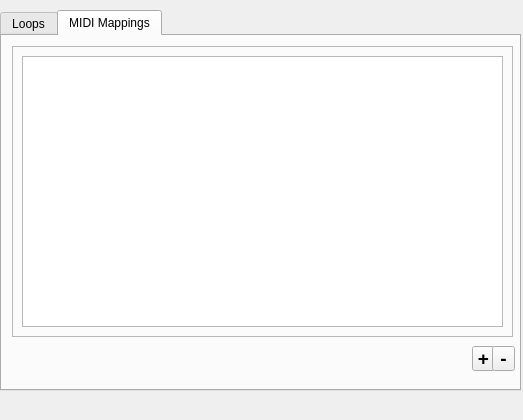
This is src/GUI/jack_midi_looper_gui/looper.ui in jtotto/sooper-jack-midi-looper as Qt 5 draws it before an edit. The edited form follows.
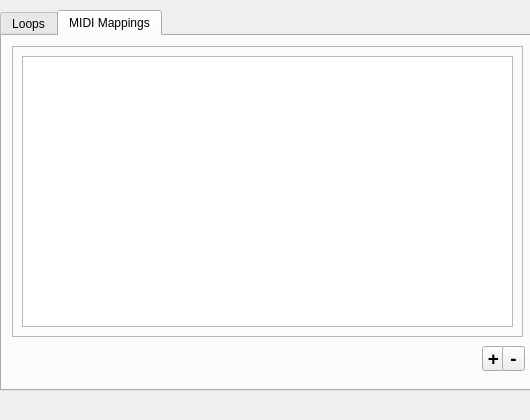
This is the edited form. The open tabs and pages were chosen to show the change.

Commit message: Fix control action table - UI fully functional.

What changed in the file:
```diff
--- a/src/GUI/jack_midi_looper_gui/looper.ui
+++ b/src/GUI/jack_midi_looper_gui/looper.ui
@@ -6,13 +6,13 @@
    <rect>
     <x>0</x>
     <y>0</y>
-    <width>523</width>
+    <width>530</width>
     <height>420</height>
    </rect>
   </property>
   <property name="minimumSize">
    <size>
-    <width>523</width>
+    <width>530</width>
     <height>420</height>
    </size>
   </property>
@@ -25,7 +25,7 @@
      <rect>
       <x>0</x>
       <y>10</y>
-      <width>521</width>
+      <width>531</width>
       <height>381</height>
      </rect>
     </property>
@@ -112,7 +112,7 @@
        <rect>
         <x>10</x>
         <y>10</y>
-        <width>501</width>
+        <width>511</width>
         <height>291</height>
        </rect>
       </property>
@@ -127,16 +127,28 @@
         <rect>
          <x>10</x>
          <y>10</y>
-         <width>481</width>
+         <width>491</width>
          <height>271</height>
         </rect>
        </property>
+       <property name="selectionBehavior">
+        <enum>QAbstractItemView::SelectRows</enum>
+       </property>
+       <property name="textElideMode">
+        <enum>Qt::ElideNone</enum>
+       </property>
+       <property name="cornerButtonEnabled">
+        <bool>false</bool>
+       </property>
+       <attribute name="verticalHeaderVisible">
+        <bool>false</bool>
+       </attribute>
       </widget>
      </widget>
      <widget class="QToolButton" name="addMappingButton">
       <property name="geometry">
        <rect>
-        <x>470</x>
+        <x>480</x>
         <y>310</y>
         <width>23</width>
         <height>25</height>
@@ -156,7 +168,7 @@
      <widget class="QToolButton" name="removeMappingButton">
       <property name="geometry">
        <rect>
-        <x>490</x>
+        <x>500</x>
         <y>310</y>
         <width>23</width>
         <height>25</height>
```
Left out of the diff: 12 changed lines with no effect on the pictures. The commit also changes 6 other files.
